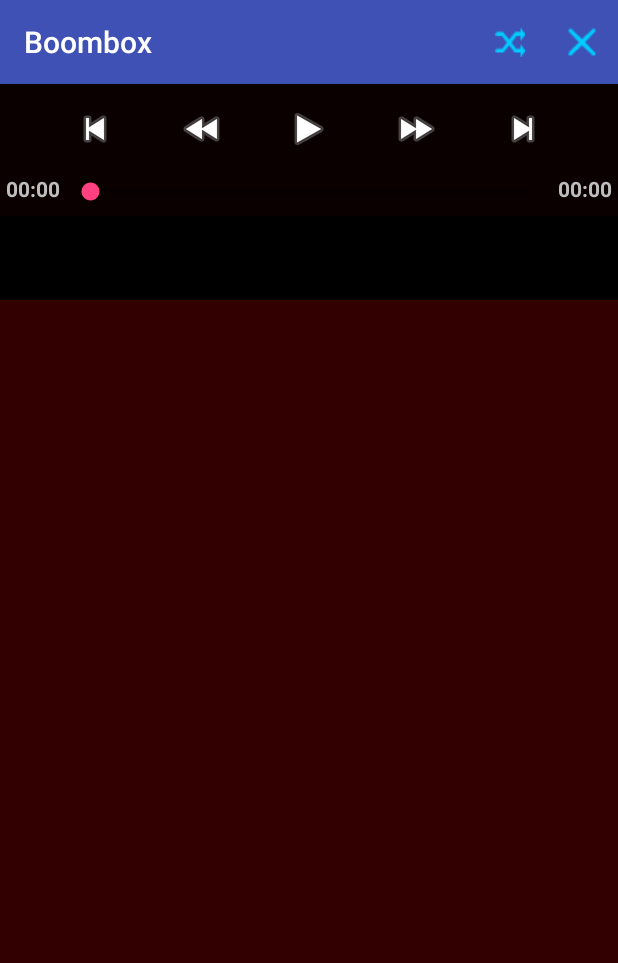
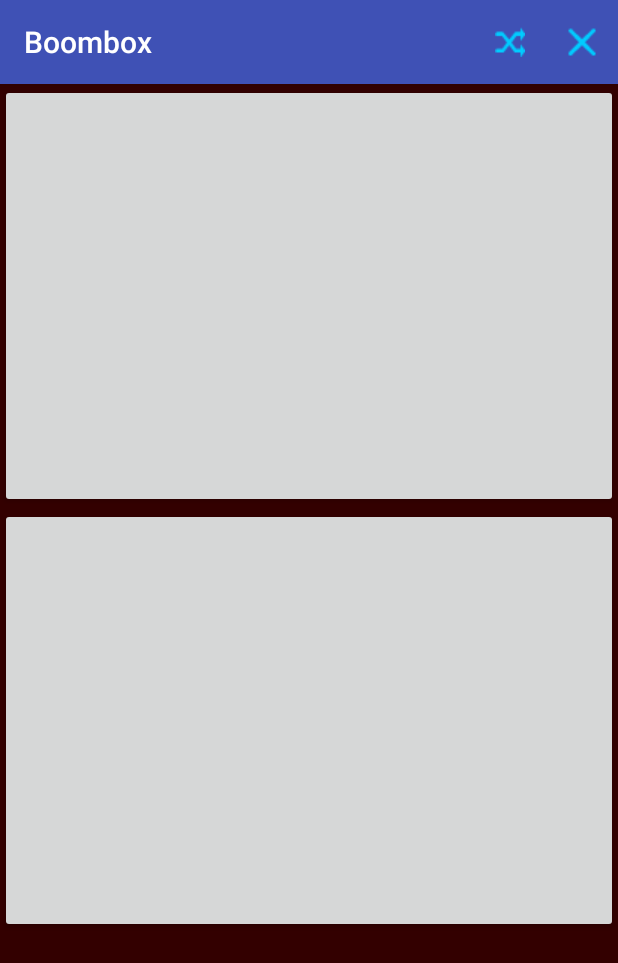
Before and after one commit to GitMeGet/Boombox, an Android app: the screen it shows after launch (MainActivity), on a phone screen of 412 x 824 dp. Shown: the top 963 px of the screen. Run offline under Robolectric (Android 15) with nearby library versions, the light colour scheme and no system bars; 4 statements that could not run were skipped.

Commit message:
Remove MediaPlayerControl implementation Replace with custom buttons (play_pause, play_next)

```diff
--- a/app/src/main/java/com/example/yupeng/boombox/MainActivity.java
+++ b/app/src/main/java/com/example/yupeng/boombox/MainActivity.java
@@ -18,8 +18,8 @@
 import android.view.MenuInflater;
 import android.view.MenuItem;
 import android.view.View;
+import android.widget.Button;
 import android.widget.ListView;
-import android.widget.MediaController;
 import android.widget.Toast;
 
 import com.example.yupeng.boombox.MusicService.MusicBinder;
@@ -28,7 +28,7 @@
 import java.util.Collections;
 import java.util.Comparator;
 
-public class MainActivity extends AppCompatActivity implements MediaController.MediaPlayerControl {
+public class MainActivity extends AppCompatActivity {
 
     private ArrayList<Song> songList;
     private ListView songView;
@@ -52,6 +52,28 @@
     protected void onCreate(Bundle savedInstanceState) {
         super.onCreate(savedInstanceState);
         setContentView(R.layout.activity_main);
+
+        final Button button_play_pause = (Button) findViewById(R.id.button_play_pause);
+        button_play_pause.setOnClickListener(new View.OnClickListener() {
+            public void onClick(View v) {
+                if (playbackPaused == true) {
+                    playbackPaused = false;
+                    musicSrv.go();
+                } else {
+                    playbackPaused=true;
+                    musicSrv.pausePlayer();
+                }
+            }
+        });
+
+        final Button button_play_next = (Button) findViewById(R.id.button_play_next);
+        button_play_next.setOnClickListener(new View.OnClickListener() {
+            public void onClick(View v) {
+                playNext();
+            }
+        });
+
+
 
         System.out.println("1");
 
@@ -130,27 +152,7 @@
         //songView.setAdapter(songAdapter);
 
         // Sets the music controller up.
-        setController();
-    }
-    private void setController(){
-        //set the controller up
-        controller = new MusicController(this);
-
-        controller.setPrevNextListeners(new View.OnClickListener() {
-            @Override
-            public void onClick(View v) {
-                playNext();
-            }
-        }, new View.OnClickListener() {
-            @Override
-            public void onClick(View v) {
-                playPrev();
-            }
-        });
-
-        controller.setMediaPlayer(this);
-        controller.setAnchorView(findViewById(R.id.song_list));
-        controller.setEnabled(true);
+//        setController();
     }
 
     @Override
@@ -165,6 +167,36 @@
 
             startService(playIntent);
         }
+    }
+
+    @Override
+    protected void onPause(){
+        super.onPause();
+        paused=true;
+    }
+
+    @Override
+    protected void onResume(){
+        super.onResume();
+        if(paused){
+//            setController();
+            paused=false;
+        }
+    }
+
+    @Override
+    protected void onStop() {
+        controller.hide();
+        super.onStop();
+    }
+
+    @Override
+    protected void onDestroy() {
+        System.out.println("Destroy!");
+        stopService(playIntent);
+        unbindService(musicConnection);
+        musicSrv=null;
+        super.onDestroy();
     }
 
     //connect to the service
@@ -182,13 +214,15 @@
             musicSrv.setList(songList);
             musicBound = true;
 
+            if(playbackPaused){
+//                setController();
+                playbackPaused=false;
+            }
+
             musicSrv.setSong(0);
             musicSrv.playSong();
-            if(playbackPaused){
-                setController();
-                playbackPaused=false;
-            }
-            controller.show(0);
+
+//            controller.show(0);
         }
 
         @Override
@@ -227,7 +261,7 @@
         musicSrv.setSong(Integer.parseInt(view.getTag().toString()));
         musicSrv.playSong();
         if(playbackPaused){
-            setController();
+//            setController();
             playbackPaused=false;
         }
         controller.show(0);
@@ -251,13 +285,44 @@
         return super.onOptionsItemSelected(item);
     }
 
-    @Override
-    protected void onDestroy() {
-        System.out.println("Destroy!");
-        stopService(playIntent);
-        unbindService(musicConnection);
-        musicSrv=null;
-        super.onDestroy();
+    private void playNext(){
+        musicSrv.playNext();
+        if(playbackPaused){
+//            setController();
+            playbackPaused=false;
+        }
+//        controller.show(0);
+    }
+
+    private void playPrev(){
+        musicSrv.playPrev();
+        if(playbackPaused){
+//            setController();
+            playbackPaused=false;
+        }
+//        controller.show(0);
+    }
+
+/*
+    private void setController(){
+        //set the controller up
+        controller = new MusicController(this);
+
+        controller.setPrevNextListeners(new View.OnClickListener() {
+            @Override
+            public void onClick(View v) {
+                playNext();
+            }
+        }, new View.OnClickListener() {
+            @Override
+            public void onClick(View v) {
+                playPrev();
+            }
+        });
+
+        controller.setMediaPlayer(this);
+        controller.setAnchorView(findViewById(R.id.song_list));
+        controller.setEnabled(true);
     }
 
     @Override
@@ -326,43 +391,6 @@
     public int getAudioSessionId() {
         return 0;
     }
+*/
 
-    private void playNext(){
-        musicSrv.playNext();
-        if(playbackPaused){
-            setController();
-            playbackPaused=false;
-        }
-        controller.show(0);
-    }
-
-    private void playPrev(){
-        musicSrv.playPrev();
-        if(playbackPaused){
-            setController();
-            playbackPaused=false;
-        }
-        controller.show(0);
-    }
-
-    @Override
-    protected void onPause(){
-        super.onPause();
-        paused=true;
-    }
-
-    @Override
-    protected void onResume(){
-        super.onResume();
-        if(paused){
-            setController();
-            paused=false;
-        }
-    }
-
-    @Override
-    protected void onStop() {
-        controller.hide();
-        super.onStop();
-    }
 }
--- a/app/src/main/res/layout/activity_main.xml
+++ b/app/src/main/res/layout/activity_main.xml
@@ -5,12 +5,20 @@
     android:layout_height="fill_parent"
     android:orientation="vertical"
     android:background="#FF330000"
-    tools:context=".MainActivity" >
+    tools:context=".MainActivity"
+    android:weightSum="1">
 
-    <ListView
-        android:id="@+id/song_list"
-        android:layout_width="fill_parent"
-        android:layout_height="wrap_content" >
-    </ListView>
+    <Button
+        android:id="@+id/button_play_pause"
+        android:layout_width="match_parent"
+        android:layout_height="wrap_content"
+        android:layout_weight="0.35" />
+
+    <Button
+        android:id="@+id/button_play_next"
+        android:layout_height="wrap_content"
+        android:layout_width="match_parent"
+        android:layout_weight="0.35" />
+
 
 </LinearLayout>
```
